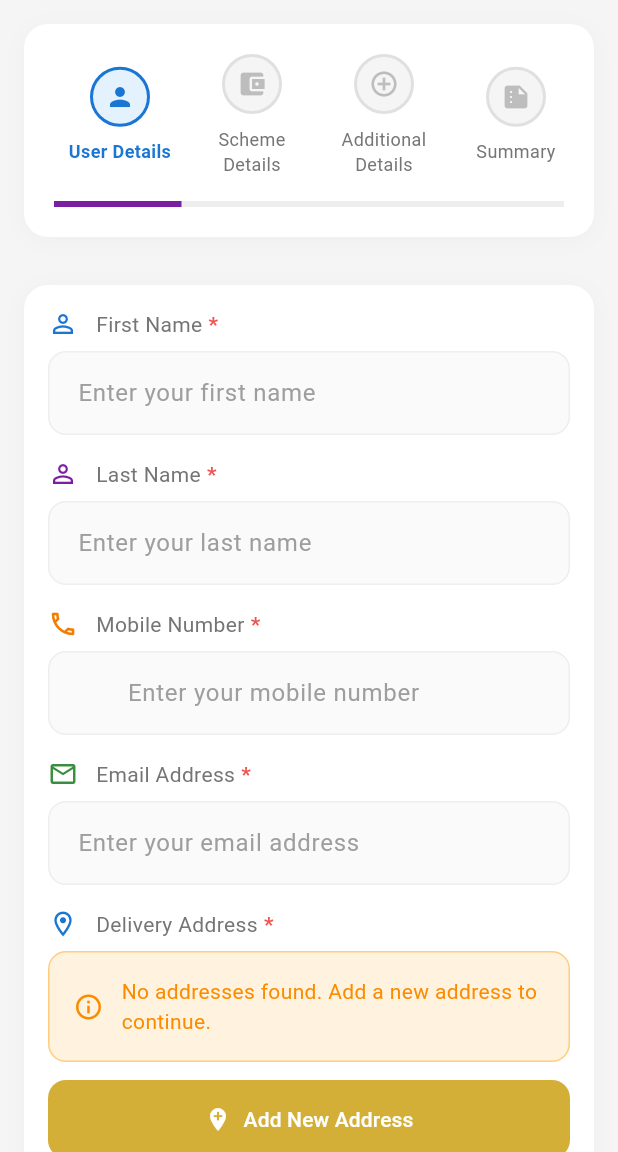
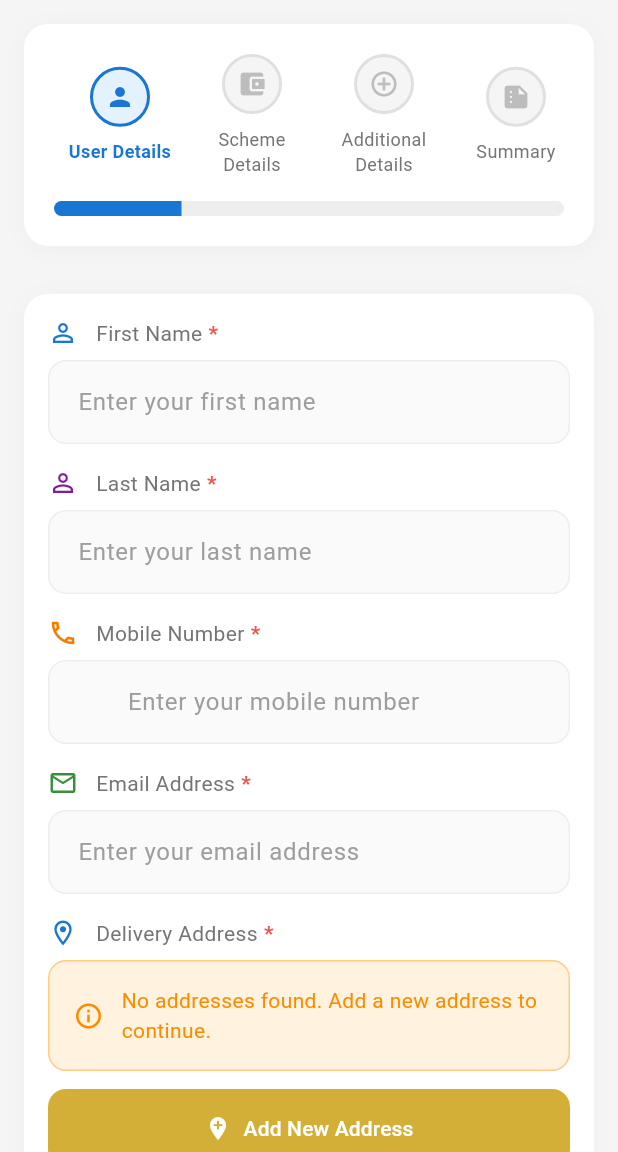
Before and after one commit to hjvnb786/hassanjewellers, a Flutter app: the JoinNewSchemeScreen screen opened directly, on a phone screen of 412 x 824 dp, the part 84-1236 px from its top. Run offline on Flutter 3.47's test engine with Material 3 defaults, Android fonts, the phone set to English and light mode, and no system bars; our stand-ins replace cloud_firestore, firebase_auth, firebase_core, share_plus, shared_preferences, shimmer and 1 more; missing offline and left inert: ntp; accounts and stored records are empty.

Commit message:
Enhance LinearProgressIndicator with rounded corners and consistent color scheme - Added ClipRRect wrapper with borderRadius: BorderRadius.circular(8) to all progress indicators - Increased minHeight to 10 for better visibility and prominence - Updated color logic to use current step color instead of next step color - Progress bar now matches the active step's icon color for better visual cohesion - Applied consistent styling across all four steps (User Details, Scheme Details, Additional Details, Summary)

```diff
--- a/lib/Screens/join_new_scheme_screen.dart
+++ b/lib/Screens/join_new_scheme_screen.dart
@@ -227,13 +227,15 @@ class _JoinNewSchemeScreenState extends State<JoinNewSchemeScreen> {
                                 ),
                                 const SizedBox(height: 16),
                                 // Progress Bar
-                                LinearProgressIndicator(
+                                ClipRRect(
+                                  borderRadius: BorderRadius.circular(8),
+                                  child: LinearProgressIndicator(
                                     value: (_currentStep + 1) / 4,
                                     backgroundColor: Colors.grey[200],
                                     valueColor: AlwaysStoppedAnimation<Color>(
-                                    _currentStep < 3
-                                        ? getStepColor(_currentStep + 1)
-                                        : getStepColor(_currentStep),
+                                      getStepColor(_currentStep),
+                                    ),
+                                    minHeight: 10,
                                   ),
                                 ),
                               ],
@@ -368,13 +370,15 @@ class _JoinNewSchemeScreenState extends State<JoinNewSchemeScreen> {
                                 ),
                                 const SizedBox(height: 16),
                                 // Progress Bar
-                                LinearProgressIndicator(
+                                ClipRRect(
+                                  borderRadius: BorderRadius.circular(8),
+                                  child: LinearProgressIndicator(
                                     value: (_currentStep + 1) / 4,
                                     backgroundColor: Colors.grey[200],
                                     valueColor: AlwaysStoppedAnimation<Color>(
-                                    _currentStep < 3
-                                        ? getStepColor(_currentStep + 1)
-                                        : getStepColor(_currentStep),
+                                      getStepColor(_currentStep),
+                                    ),
+                                    minHeight: 10,
                                   ),
                                 ),
                               ],
@@ -509,13 +513,15 @@ class _JoinNewSchemeScreenState extends State<JoinNewSchemeScreen> {
                                 ),
                                 const SizedBox(height: 16),
                                 // Progress Bar
-                                LinearProgressIndicator(
+                                ClipRRect(
+                                  borderRadius: BorderRadius.circular(8),
+                                  child: LinearProgressIndicator(
                                     value: (_currentStep + 1) / 4,
                                     backgroundColor: Colors.grey[200],
                                     valueColor: AlwaysStoppedAnimation<Color>(
-                                    _currentStep < 3
-                                        ? getStepColor(_currentStep + 1)
-                                        : getStepColor(_currentStep),
+                                      getStepColor(_currentStep),
+                                    ),
+                                    minHeight: 10,
                                   ),
                                 ),
                               ],
@@ -650,13 +656,15 @@ class _JoinNewSchemeScreenState extends State<JoinNewSchemeScreen> {
                                 ),
                                 const SizedBox(height: 16),
                                 // Progress Bar
-                                LinearProgressIndicator(
+                                ClipRRect(
+                                  borderRadius: BorderRadius.circular(8),
+                                  child: LinearProgressIndicator(
                                     value: (_currentStep + 1) / 4,
                                     backgroundColor: Colors.grey[200],
                                     valueColor: AlwaysStoppedAnimation<Color>(
-                                    _currentStep < 3
-                                        ? getStepColor(_currentStep + 1)
-                                        : getStepColor(_currentStep),
+                                      getStepColor(_currentStep),
+                                    ),
+                                    minHeight: 10,
                                   ),
                                 ),
                               ],
```
Lines whose indentation alone changed are shown as unchanged.
